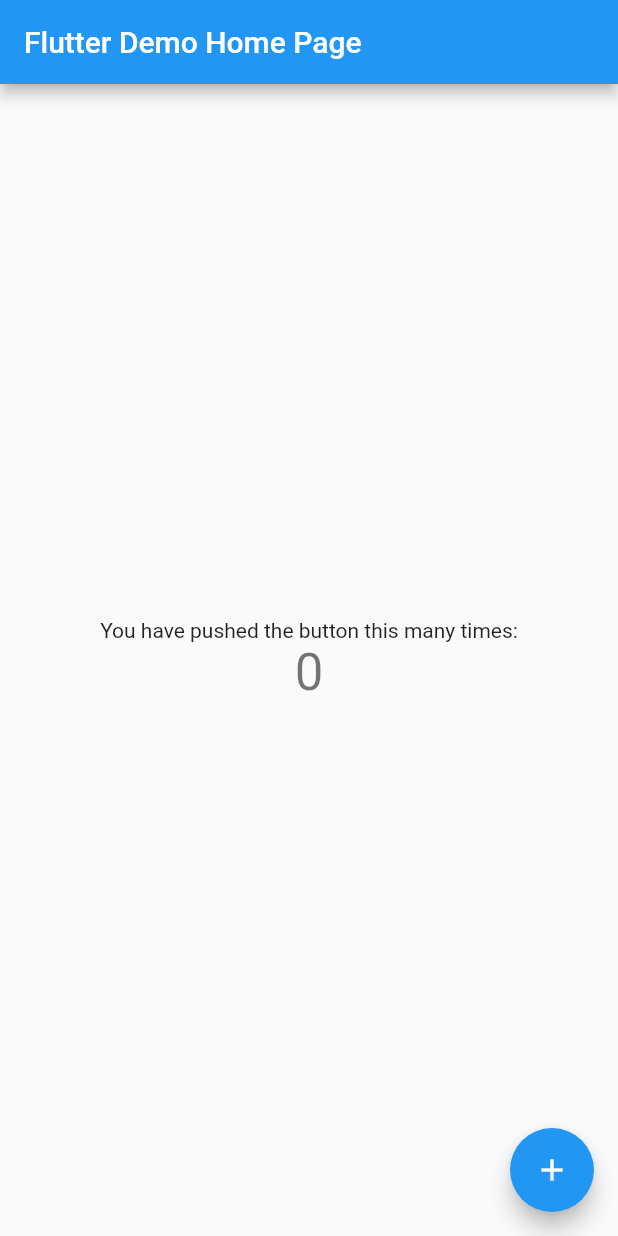
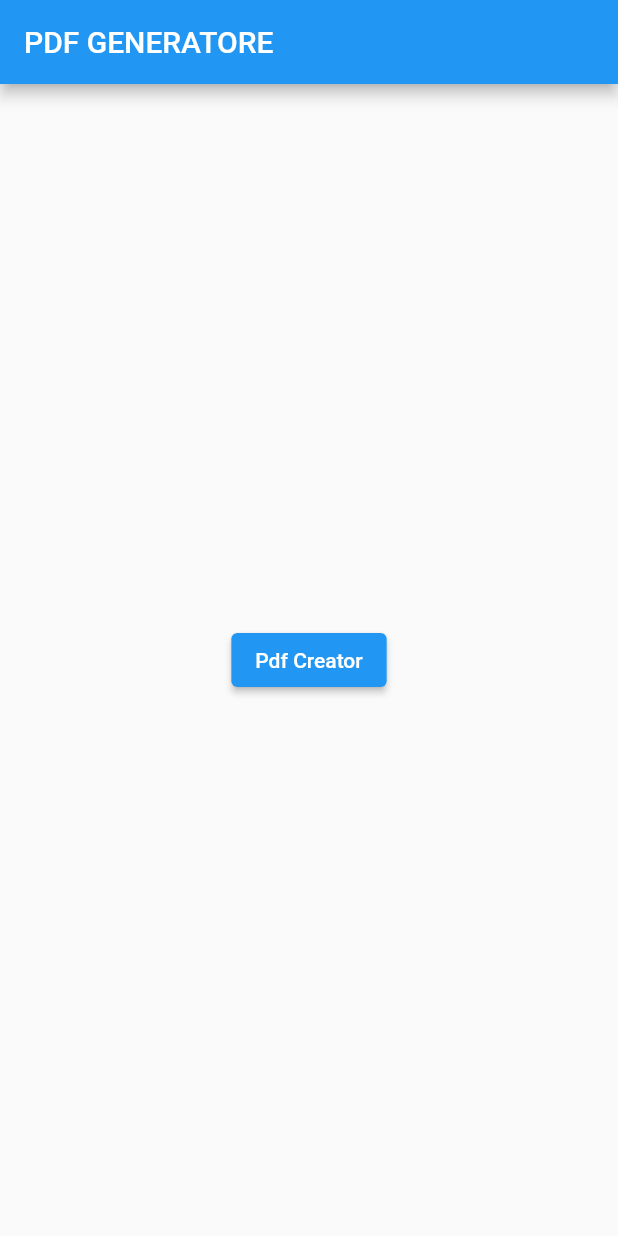
Before and after one commit to lukgutierrez/Generatore-PDF, a Flutter app: the screen it shows after launch, on a phone screen of 412 x 824 dp. Run offline on Flutter 3.47's test engine with Material 2 defaults, Android fonts, the phone set to English and light mode, and no system bars; our stand-ins replace pdf.

Commit message:
practice 1

```diff
--- a/lib/main.dart
+++ b/lib/main.dart
@@ -1,115 +1,11 @@
 import 'package:flutter/material.dart';
+import 'package:generatore_pdf/pages/home_page.dart';
 
-void main() {
-  runApp(const MyApp());
-}
+void main() => runApp(MyApp());
 
 class MyApp extends StatelessWidget {
-  const MyApp({Key? key}) : super(key: key);
-
-  // This widget is the root of your application.
   @override
   Widget build(BuildContext context) {
-    return MaterialApp(
-      title: 'Flutter Demo',
-      theme: ThemeData(
-        // This is the theme of your application.
-        //
-        // Try running your application with "flutter run". You'll see the
-        // application has a blue toolbar. Then, without quitting the app, try
-        // changing the primarySwatch below to Colors.green and then invoke
-        // "hot reload" (press "r" in the console where you ran "flutter run",
-        // or simply save your changes to "hot reload" in a Flutter IDE).
-        // Notice that the counter didn't reset back to zero; the application
-        // is not restarted.
-        primarySwatch: Colors.blue,
-      ),
-      home: const MyHomePage(title: 'Flutter Demo Home Page'),
-    );
+    return MaterialApp(title: 'Material App', home: HomePage());
   }
 }
-
-class MyHomePage extends StatefulWidget {
-  const MyHomePage({Key? key, required this.title}) : super(key: key);
-
-  // This widget is the home page of your application. It is stateful, meaning
-  // that it has a State object (defined below) that contains fields that affect
-  // how it looks.
-
-  // This class is the configuration for the state. It holds the values (in this
-  // case the title) provided by the parent (in this case the App widget) and
-  // used by the build method of the State. Fields in a Widget subclass are
-  // always marked "final".
-
-  final String title;
-
-  @override
-  State<MyHomePage> createState() => _MyHomePageState();
-}
-
-class _MyHomePageState extends State<MyHomePage> {
-  int _counter = 0;
-
-  void _incrementCounter() {
-    setState(() {
-      // This call to setState tells the Flutter framework that something has
-      // changed in this State, which causes it to rerun the build method below
-      // so that the display can reflect the updated values. If we changed
-      // _counter without calling setState(), then the build method would not be
-      // called again, and so nothing would appear to happen.
-      _counter++;
-    });
-  }
-
-  @override
-  Widget build(BuildContext context) {
-    // This method is rerun every time setState is called, for instance as done
-    // by the _incrementCounter method above.
-    //
-    // The Flutter framework has been optimized to make rerunning build methods
-    // fast, so that you can just rebuild anything that needs updating rather
-    // than having to individually change instances of widgets.
-    return Scaffold(
-      appBar: AppBar(
-        // Here we take the value from the MyHomePage object that was created by
-        // the App.build method, and use it to set our appbar title.
-        title: Text(widget.title),
-      ),
-      body: Center(
-        // Center is a layout widget. It takes a single child and positions it
-        // in the middle of the parent.
-        child: Column(
-          // Column is also a layout widget. It takes a list of children and
-          // arranges them vertically. By default, it sizes itself to fit its
-          // children horizontally, and tries to be as tall as its parent.
-          //
-          // Invoke "debug painting" (press "p" in the console, choose the
-          // "Toggle Debug Paint" action from the Flutter Inspector in Android
-          // Studio, or the "Toggle Debug Paint" command in Visual Studio Code)
-          // to see the wireframe for each widget.
-          //
-          // Column has various properties to control how it sizes itself and
-          // how it positions its children. Here we use mainAxisAlignment to
-          // center the children vertically; the main axis here is the vertical
-          // axis because Columns are vertical (the cross axis would be
-          // horizontal).
-          mainAxisAlignment: MainAxisAlignment.center,
-          children: <Widget>[
-            const Text(
-              'You have pushed the button this many times:',
-            ),
-            Text(
-              '$_counter',
-              style: Theme.of(context).textTheme.headline4,
-            ),
-          ],
-        ),
-      ),
-      floatingActionButton: FloatingActionButton(
-        onPressed: _incrementCounter,
-        tooltip: 'Increment',
-        child: const Icon(Icons.add),
-      ), // This trailing comma makes auto-formatting nicer for build methods.
-    );
-  }
-}
--- /dev/null
+++ b/lib/pages/home_page.dart
@@ -0,0 +1,42 @@
+import 'dart:io';
+
+import 'package:flutter/material.dart';
+import 'package:pdf/pdf.dart';
+import 'package:pdf/widgets.dart' as pw;
+
+class HomePage extends StatefulWidget {
+  @override
+  State<HomePage> createState() => _HomePageState();
+}
+
+class _HomePageState extends State<HomePage> {
+  pdfCreation() async {
+    final pdf = pw.Document();
+    pdf.addPage(pw.Page(
+        pageFormat: PdfPageFormat.a4,
+        build: (pw.Context context) {
+          return pw.Center(
+            child: pw.Text("Hello Rocio Copa"),
+          ); // Center
+        }));
+    // final file = File("example.pdf");
+    // file.writeAsBytesSync(await pdf.save()); // Page
+  }
+
+  @override
+  Widget build(BuildContext context) {
+    pdfCreation();
+    return Scaffold(
+      appBar: AppBar(
+        title: Text("PDF GENERATORE"),
+      ),
+      body: Center(
+        child: ElevatedButton(
+            onPressed: () {},
+            child: Container(
+              child: Text("Pdf Creator"),
+            )),
+      ),
+    );
+  }
+}
--- a/pubspec.yaml
+++ b/pubspec.yaml
@@ -34,6 +34,7 @@
   # The following adds the Cupertino Icons font to your application.
   # Use with the CupertinoIcons class for iOS style icons.
   cupertino_icons: ^1.0.2
+  pdf: ^3.8.1
 
 dev_dependencies:
   flutter_test:
```
Also changed, not shown: TEORIA.txt (+6 -2 lines), pubspec.lock, 1 other file.
